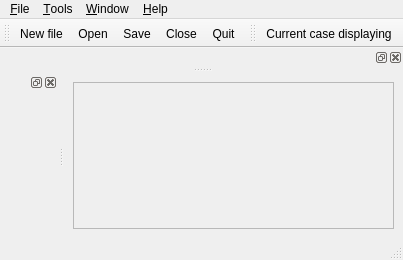
First picture: the form in gui/Base/MainForm.ui, repository code-saturne/code_saturne, before the edit.
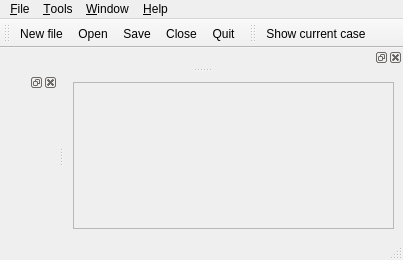
Second picture: the form after the edit. Icons and pictures are not drawn.

Commit message: Improve English text.

```diff
--- a/gui/Base/MainForm.ui
+++ b/gui/Base/MainForm.ui
@@ -245,7 +245,7 @@
      <normaloff>:/icons/22x22/document-properties.png</normaloff>:/icons/22x22/document-properties.png</iconset>
    </property>
    <property name="text" >
-    <string>&amp;Current case displaying</string>
+    <string>&amp;Show current case</string>
    </property>
    <property name="statusTip" >
     <string>Current case displaying.</string>
```
Left out of the diff: 2 changed lines with no effect on the pictures.
